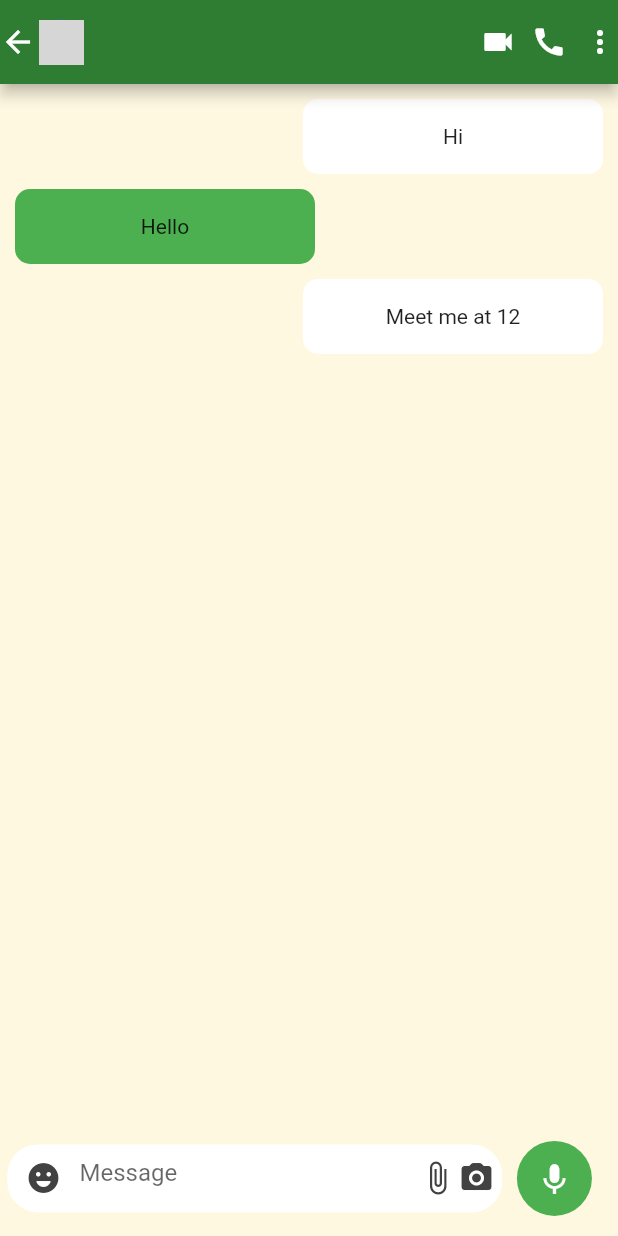
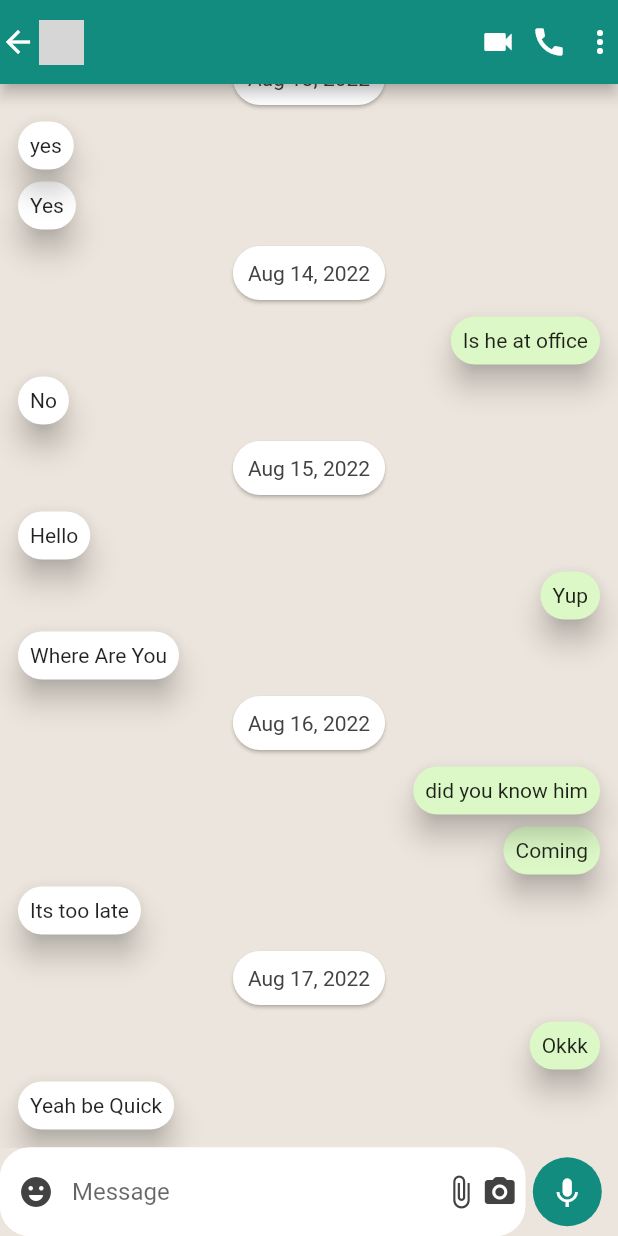
Before and after one commit to MTalha20/WhatsAppClone, a Flutter app: the UserChat screen opened directly with empty values, on a phone screen of 412 x 824 dp. Run offline on Flutter 3.47's test engine with Material 2 defaults, Android fonts, the phone set to English and light mode, and no system bars; drawn by our look-alikes of grouped_list; grey boxes are pictures that could not be loaded.

Commit message:
StatusIncomplete

```diff
--- a/lib/Calls/calls_dashboard.dart
+++ b/lib/Calls/calls_dashboard.dart
@@ -27,7 +27,7 @@ class _CallsState extends State<Calls> {
             children: [
               CircleAvatar(
                 radius: 25,
-                backgroundColor: Colors.green,
+                backgroundColor: Color(0xff128C7E),
                 child: Icon(Icons.add_call, color: Colors.white,),),
                 SizedBox(width: 10,),
             ],
--- a/lib/Calls/calls_tile.dart
+++ b/lib/Calls/calls_tile.dart
@@ -12,6 +12,7 @@ class CallTile extends StatelessWidget {
   Widget build(BuildContext context) {
     return Container(
       child: ListTile(
+
         leading: CircleAvatar(
           foregroundImage: AssetImage(image),
         ),
@@ -34,7 +35,7 @@ class CallTile extends StatelessWidget {
         ),
         trailing: Icon(
           Icons.call,
-          color: Colors.green,
+          color: Color(0xff128C7E),
         ),
         onTap: () {
           Navigator.of(context).push(MaterialPageRoute(builder: (context)=> UserCall(name, image, time)));
--- /dev/null
+++ b/lib/Chats/MessageModel.dart
@@ -0,0 +1,13 @@
+class Message {
+
+  final String text;
+  final DateTime date;
+  final bool Sender;
+
+  Message({
+    required this.text,
+    required this.date,
+    required this.Sender,
+  });
+
+}
--- a/lib/Chats/chat_dashboard.dart
+++ b/lib/Chats/chat_dashboard.dart
@@ -14,7 +14,6 @@ class _ChatState extends State<Chat> {
   Widget build(BuildContext context) {
     return Scaffold(
       body: Column(children: [
-
         // chattile(),
         chattile("Person1","Can't talk,WhatsApp only", "1:05", "assets/bg.jpg"),
         chattile("Person2","Can't talk,WhatsApp only", "1:05", "assets/bg.jpg"),
@@ -28,7 +27,7 @@ class _ChatState extends State<Chat> {
           mainAxisAlignment: MainAxisAlignment.end,
           children: [CircleAvatar(
             radius: 25,
-            backgroundColor: Colors.green,
+            backgroundColor: Color(0xff128C7E),
             child: Icon(
               Icons.chat_rounded,
               color: Colors.white,
--- a/lib/Chats/chat_message.dart
+++ b/lib/Chats/chat_message.dart
@@ -1,4 +1,7 @@
+import 'package:intl/intl.dart';
+import 'package:grouped_list/grouped_list.dart';
 import 'package:flutter/material.dart';
+import 'MessageModel.dart';
 
 class UserChat extends StatefulWidget {
   final String name;
@@ -11,9 +14,25 @@ class UserChat extends StatefulWidget {
 }
 
 TextEditingController messagecontroller = TextEditingController();
-bool message = false;
+List<Message>message = [
+  Message(text: "Yeah be Quick", date: DateTime.now().subtract(Duration(days: 1 , minutes: 1)), Sender: false),
+  Message(text: "Okkk", date: DateTime.now().subtract(Duration(days: 1, minutes: 5)), Sender: true),
+  Message(text: "Its too late", date: DateTime.now().subtract(Duration(days: 2 , minutes: 6)), Sender: false),
+  Message(text: "Coming", date: DateTime.now().subtract(Duration(days: 2 ,minutes: 10)), Sender: true),
+  Message(text: "Where Are You", date: DateTime.now().subtract(Duration(days: 3 ,minutes: 5)), Sender: false),
+  Message(text: "Yup", date: DateTime.now().subtract(Duration(days: 3 ,minutes: 2)), Sender: true),
+  Message(text: "Hello", date: DateTime.now().subtract(Duration(days: 3 ,minutes: 1)), Sender: false),
+  Message(text: "No", date: DateTime.now().subtract(Duration(days: 4 , minutes: 1)), Sender: false),
+  Message(text: "Is he at office", date: DateTime.now().subtract(Duration(days: 4, minutes: 5)), Sender: true),
+  Message(text: "Yes", date: DateTime.now().subtract(Duration(days: 5 , minutes: 6)), Sender: false),
+  Message(text: "did you know him", date: DateTime.now().subtract(Duration(days: 2 ,minutes: 10)), Sender: true),
+  Message(text: "yes", date: DateTime.now().subtract(Duration(days: 5 ,minutes: 5)), Sender: false),
+  Message(text: "i am steve", date: DateTime.now().subtract(Duration(days: 6 ,minutes: 2)), Sender: true),
+  Message(text: "Hello", date: DateTime.now().subtract(Duration(days: 6 ,minutes: 1)), Sender: false),
+].reversed.toList();
 
 class _UserChatState extends State<UserChat> {
+
 @override
   Widget build(BuildContext context) {
     return Scaffold(
@@ -48,100 +67,96 @@ class _UserChatState extends State<UserChat> {
             ),
             Icon(Icons.more_vert),
           ],
-          backgroundColor: Colors.green[800],
+          backgroundColor: Color(0xff128C7E),
         ),
         body: Container(
           width: double.infinity,
           height: double.infinity,
-          color: Colors.amber[50],
+          color: Color(0xffECE5DD),
           child: Column(children: [
             Expanded(
-              flex: 9,
-              child: Column(
-                children: [
-                  SizedBox(height: 10,),
-                  Row(
-                    mainAxisAlignment: MainAxisAlignment.end,
-                    children: [
-                      Flexible(
-                        child: Container(
+              child: GroupedListView<Message, DateTime>(
+                reverse: true,
+                order: GroupedListOrder.DESC,
+                useStickyGroupSeparators: true,
+                floatingHeader: true,
+                padding: EdgeInsets.all(8),
+                elements: message,
+                groupBy: (message) => DateTime(
+                  message.date.year,
+                  message.date.month,
+                  message.date.day,
+                ),
+                groupHeaderBuilder: (Message message) => SizedBox(
                   height: 50,
-                          width: 200,
-                          decoration: BoxDecoration(
+                  child: Center(
+                    child: Card(
+                      shape: RoundedRectangleBorder(borderRadius: BorderRadius.circular(30)),
                       color: Colors.white,
-                            borderRadius: BorderRadius.circular(10),
-                          ),
-                          child: Center(child: Text("Hi")),
+                      child: Padding(
+                        padding: EdgeInsets.all(10),
+                        child: Text(DateFormat.yMMMd().format(message.date), style: TextStyle(color: Colors.grey[800]),),
                         ),
                     ),
-                      SizedBox(
-                        width: 10,
+                  ),
+                ),
+                itemBuilder: (context, Message message) =>
+                  Align(
+                    alignment: message.Sender ? Alignment.centerRight : Alignment.centerLeft,
+                    child: Card(
+                      shape: RoundedRectangleBorder(borderRadius: BorderRadius.circular(20)),
+                      color: message.Sender ? Color(0xffDCF8C6) : Colors.white,
+                      elevation: 8,
+                      child: Padding(
+                        padding: EdgeInsets.all(8),
+                        child: Text(message.text, style: TextStyle(),
+                        ),
+                    ),
+                    ),
+                  ),
+                ),
+            ),
+            Align(
+              alignment: Alignment.centerLeft,
+              child: Row(
+                children: [
+                  Container(
+                width: MediaQuery.of(context).size.width*0.85,
+                  decoration: BoxDecoration(
+                    borderRadius: BorderRadius.circular(50)
+                  ),
+                  child: buildTextfield()),
+                  SizedBox(width: 5,),
+                  CircleAvatar(radius: 23,
+                  backgroundColor: Color(0xff128C7E),
+                  child: GestureDetector(
+                    onTap: () {
+                      final messages = Message(text: messagecontroller.text, date: DateTime.now(), Sender: true);
+                        if (messagecontroller.text != "") {
+                          setState(() {
+                            message.add(messages);
+                            messagecontroller.text == "";
+                          });
+                        }
+                    },
+                    child: messagecontroller.text.isEmpty ? Icon(Icons.keyboard_voice, color: Colors.white): Icon(Icons.send, color: Colors.white,)),
                   )
                 ],
-                  ),
-                  SizedBox(
-                    height: 10,
-                  ),
-                  Row(
-                    mainAxisAlignment: MainAxisAlignment.start,
-                    children: [
-                      SizedBox(
-                        width: 10,
-                      ),
-                      Flexible(
-                        flex: 1,
-                        child: Container(
-                          height: 50,
-                          width: 200,
-                          decoration: BoxDecoration(
-                            color: Colors.green,
-                            borderRadius: BorderRadius.circular(10),
-                          ),
+              )
+            )
+          ]),
+        ));
+  }
 
-                          child: Center(child: Text("Hello")),
-                        ),
-                      ),
-                    ],
-                  ),
-                  SizedBox(height: 10,),
-                  Row(
-                    mainAxisAlignment: MainAxisAlignment.end,
-                    children: [
-                      Flexible(
-                        child: Container(
-                          height: 50,
-                          width: 200,
-                          decoration: BoxDecoration(
-                            color: Colors.white,
-                            borderRadius: BorderRadius.circular(10),
-                          ),
-                          child: Center(child: Text("Meet me at 12")),
-                        ),
-                      ),
-                      SizedBox(
-                        width: 10,
-                      )
-                    ],
-                  ),
-                ],
-              ),
-            ),
-            Expanded(
-              flex: 1,
-              child: Row(
-                children: [
-                  SizedBox(
-                    width: 5,
-                  ),
-                  SizedBox(
-                    height: 45,
-                    width: MediaQuery.of(context).size.width * 0.8,
-                    child: TextField(
-                        maxLines: 3,
-                        keyboardType: TextInputType.multiline,
+
+Widget buildTextfield() {
+  return TextField(
+      controller: messagecontroller,
       cursorColor: Colors.green,
       decoration: InputDecoration(
+        // contentPadding: EdgeInsets.all(12),
         filled: true,
+        border: InputBorder.none,
         fillColor: Colors.white,
         prefixIcon: Icon(
           Icons.emoji_emotions_rounded,
@@ -171,51 +186,19 @@ class _UserChatState extends State<UserChat> {
         hintText: "Message",
         enabledBorder: OutlineInputBorder(
           borderRadius: BorderRadius.all(Radius.circular(20)),
-                            borderSide:
-                                BorderSide(width: 1, color: Colors.white),
+          borderSide: BorderSide(width: 1, color: Colors.white),
         ),
         focusedBorder: OutlineInputBorder(
           borderRadius: BorderRadius.all(Radius.circular(20)),
-                            borderSide:
-                                BorderSide(width: 1, color: Colors.white),
+          borderSide: BorderSide(width: 1, color: Colors.white),
         ),
         disabledBorder: OutlineInputBorder(
           borderRadius: BorderRadius.all(Radius.circular(20)),
-                            borderSide:
-                                BorderSide(width: 1, color: Colors.white),
+          borderSide: BorderSide(width: 1, color: Colors.white),
         ),
-                        )),
       ),
-                  SizedBox(
-                    width: 10,
-                  ),
-                  CircleAvatar(
-                    radius: 25,
-                    backgroundColor: Colors.green,
-                    child: Icon(
-                      Icons.keyboard_voice,
-                      color: Colors.white,
-                      size: 25,
-                    ),
-                  )
-                ],
-              ),
-            )
-          ]),
-        ));
-  }
+      );
 }
 
-class inputMessage extends StatelessWidget {
-  const inputMessage(this.message);
 
-  final String message;
-
-  @override
-  Widget build(BuildContext context) {
-    return Card(
-      color: Colors.white,
-      child: Text(message),
-    );
 }
-}
--- a/lib/Status/status_dashboard.dart
+++ b/lib/Status/status_dashboard.dart
@@ -41,7 +41,7 @@ class _StatusState extends State<Status> {
                   SizedBox(height: 10),
                 CircleAvatar(
                   radius: 25,
-                  backgroundColor: Colors.green,
+                  backgroundColor: Color(0xff128C7E),
                   child: Icon(Icons.camera_alt, color: Colors.white,)),
 
                 ],),
--- a/lib/dashboard.dart
+++ b/lib/dashboard.dart
@@ -43,7 +43,7 @@ void changeVisibility_true(){
       length: 4,
       child: Scaffold(
           appBar: AppBar(
-            backgroundColor: Colors.green[800],
+            backgroundColor: Color(0xff128C7E),
             title: Visibility(
               visible: show_title,
               child: const Text("WhatsApp Clone")),
@@ -52,10 +52,14 @@ void changeVisibility_true(){
                 visible: show_textfield,
                 child: SizedBox(
                   height: 30,
-                  width: MediaQuery.of(context).size.width * 0.9,
+                  width: MediaQuery.of(context).size.width * 0.95,
                   child: TextField(
                     cursorColor: Colors.black,
                     decoration: InputDecoration(
+                      border: InputBorder.none,
+                      prefixIcon: GestureDetector(
+                        onTap: (){changeVisibility_true();},
+                        child: Icon(Icons.arrow_back, color: Colors.black,)),
                       hintText: "Search"
 
                     ),
--- a/pubspec.yaml
+++ b/pubspec.yaml
@@ -31,9 +31,13 @@ dependencies:
     sdk: flutter
 
 
+
   # The following adds the Cupertino Icons font to your application.
   # Use with the CupertinoIcons class for iOS style icons.
   cupertino_icons: ^1.0.2
+  grouped_list: ^5.1.2
+  date_format: ^2.0.6
+  intl: ^0.17.0
 
 dev_dependencies:
   flutter_test:
```
Also changed, not shown: pubspec.lock. Lines whose indentation alone changed are shown as unchanged.
